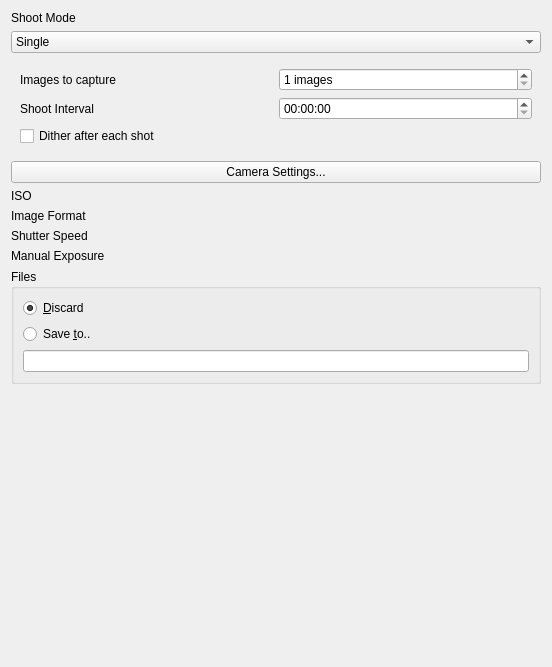
The window that dslr-qt-shooter/ui/camera_setup.ui (Edlward/GalaxyHunter) describes before a commit, drawn with Qt 5.
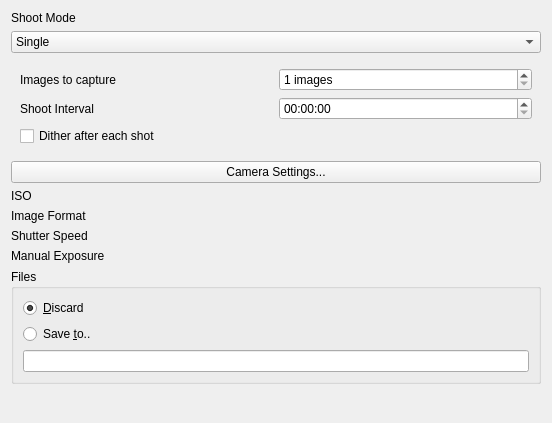
The same window after the commit.

Commit message: Fixed camera settings widgets

What changed in the file:
```diff
--- a/dslr-qt-shooter/ui/camera_setup.ui
+++ b/dslr-qt-shooter/ui/camera_setup.ui
@@ -7,7 +7,7 @@
     <x>0</x>
     <y>0</y>
     <width>552</width>
-    <height>667</height>
+    <height>423</height>
    </rect>
   </property>
   <property name="windowTitle">
@@ -108,19 +108,6 @@
      </property>
     </widget>
    </item>
-   <item row="13" column="0">
-    <spacer name="verticalSpacer_3">
-     <property name="orientation">
-      <enum>Qt::Vertical</enum>
-     </property>
-     <property name="sizeHint" stdset="0">
-      <size>
-       <width>20</width>
-       <height>239</height>
-      </size>
-     </property>
-    </spacer>
-   </item>
    <item row="11" column="0">
     <widget class="QLabel" name="label_10">
      <property name="text">
@@ -208,6 +195,19 @@
      </layout>
     </widget>
    </item>
+   <item row="13" column="0">
+    <spacer name="verticalSpacer">
+     <property name="orientation">
+      <enum>Qt::Vertical</enum>
+     </property>
+     <property name="sizeHint" stdset="0">
+      <size>
+       <width>20</width>
+       <height>40</height>
+      </size>
+     </property>
+    </spacer>
+   </item>
   </layout>
   <zorder>label_4</zorder>
   <zorder>shutterSpeedLabel</zorder>
```
Left out of the diff: 16 changed lines with no effect on the pictures. The commit also changes 7 other files.
